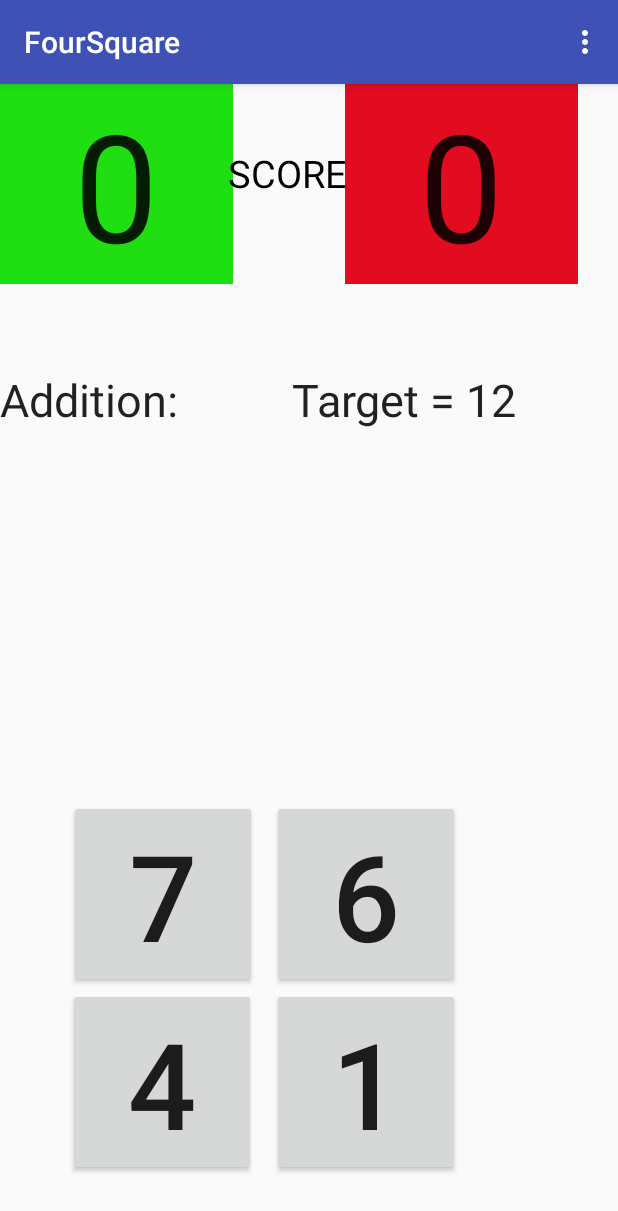
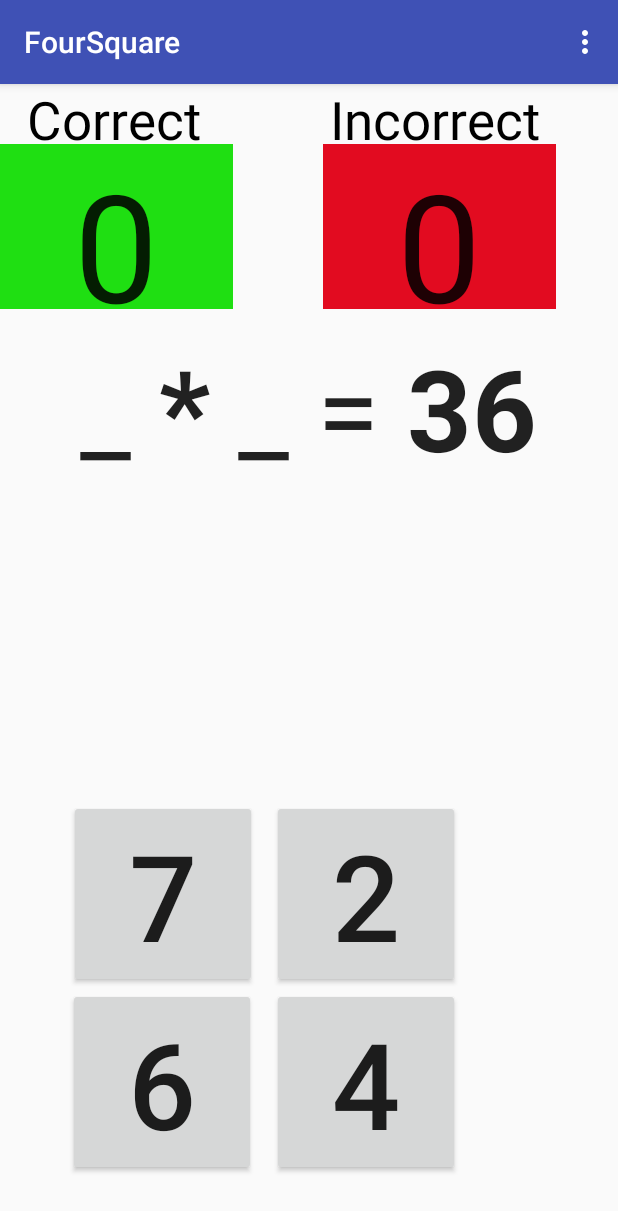
Before and after one commit to BrielleZhao6ct3x/SuryaManivannan, an Android app: the screen it shows after launch (MainActivity), in the options menu, after a tap on "Settings", on a phone screen of 412 x 824 dp. Shown: the top 1211 px of the screen. Run offline under Robolectric (Android 15) with nearby library versions, the phone set to English and light mode, and no system bars; libraries missing offline, so code that uses them is left out: com.google.android.gms; 1 statement that could not run was skipped.

Commit message:
Version One; Published on AppStore

```diff
--- a/app/build.gradle
+++ b/app/build.gradle
@@ -1,5 +1,5 @@
 apply plugin: 'com.android.application'
-
+apply plugin: 'com.google.gms.google-services'
 android {
     compileSdkVersion 23
     buildToolsVersion "23.0.2"
@@ -24,4 +24,7 @@ dependencies {
     testCompile 'junit:junit:4.12'
     compile 'com.android.support:appcompat-v7:23.1.1'
     compile 'com.android.support:design:23.1.1'
+    compile 'com.google.android.gms:play-services:8.3.0'
+    compile 'com.google.android.gms:play-services-analytics:8.3.0'
+
 }
--- a/app/src/main/AndroidManifest.xml
+++ b/app/src/main/AndroidManifest.xml
@@ -1,8 +1,14 @@
 <?xml version="1.0" encoding="utf-8"?>
 <manifest xmlns:android="http://schemas.android.com/apk/res/android"
     package="com.example.test.foursquare">
+    package="com.example.analytics">
+
+    <uses-permission android:name="android.permission.INTERNET"/>
+    <uses-permission android:name="android.permission.ACCESS_NETWORK_STATE"/>
+    <uses-permission android:name="android.permission.VIBRATE"/>
 
     <application
+        android:name=".AnalyticsApplication"
         android:allowBackup="true"
         android:icon="@mipmap/ic_launcher"
         android:label="@string/app_name"
--- /dev/null
+++ b/app/src/main/java/com/example/test/foursquare/AnalyticsApplication.java
@@ -0,0 +1,28 @@
+package com.example.test.foursquare;
+
+import android.app.Application;
+
+import com.google.android.gms.analytics.GoogleAnalytics;
+import com.google.android.gms.analytics.Tracker;
+
+/**
+ * This is a subclass of {@link Application} used to provide shared objects for this app, such as
+ * the {@link Tracker}.
+ */
+public class AnalyticsApplication extends Application {
+    private Tracker mTracker;
+
+    /**
+     * Gets the default {@link Tracker} for this {@link Application}.
+     *
+     * @return tracker
+     */
+    synchronized public Tracker getDefaultTracker() {
+        if (mTracker == null) {
+            GoogleAnalytics analytics = GoogleAnalytics.getInstance(this);
+            // To enable debug logging use: adb shell setprop log.tag.GAv4 DEBUG
+            mTracker = analytics.newTracker(R.xml.global_tracker);
+        }
+        return mTracker;
+    }
+}
--- a/app/src/main/java/com/example/test/foursquare/MainActivity.java
+++ b/app/src/main/java/com/example/test/foursquare/MainActivity.java
@@ -1,38 +1,49 @@
 package com.example.test.foursquare;
 
+import android.content.Context;
+import android.graphics.Color;
 import android.os.Bundle;
 import android.os.CountDownTimer;
+import android.os.Vibrator;
 import android.support.v7.app.AppCompatActivity;
 import android.support.v7.widget.Toolbar;
+import android.text.Html;
 import android.view.Menu;
 import android.view.MenuItem;
 import android.view.View;
 import android.widget.Button;
 import android.widget.TextView;
 
-import com.example.test.foursquare.R;
+import com.google.android.gms.analytics.HitBuilders;
+import com.google.android.gms.analytics.Tracker;
 
 import java.util.Random;
 
 public class MainActivity extends AppCompatActivity {
     private int[] numberStore = new int[4];
-    private String[] operations = {"Addition", "Subtraction", "Multiplication", "Division"};
+    private String[] operations = {"Add", "Subtract", "Multiply", "Divide"};
     private int target, amountPressed = 0, userChoice1, userChoice2, amountRight, amountWrong;
-    private String method, previousMethod = "";
+    private String method, localMethod="", previousMethod = "", slot1="_", slot2="_";
     private CountDownTimer timer;
+    private Tracker mTracker;
+    Vibrator v;
 
     @Override
     protected void onCreate(Bundle savedInstanceState) {
         super.onCreate(savedInstanceState);
 
         setContentView(R.layout.activity_main);
+        AnalyticsApplication application = (AnalyticsApplication) getApplication();
+        mTracker = application.getDefaultTracker();
+        v = (Vibrator) getSystemService(Context.VIBRATOR_SERVICE);
+
         Toolbar toolbar = (Toolbar) findViewById(R.id.toolbar);
         setSupportActionBar(toolbar);
 
         startLocal();
 
         //TIMER
-        timer = new CountDownTimer(4000, 1000) {
+        timer = new CountDownTimer(5000, 1000) {
 
             public void onTick(long millisUntilFinished) {
             }
@@ -49,20 +60,29 @@ public class MainActivity extends AppCompatActivity {
         Button num4 = (Button)findViewById(R.id.num4);
         final TextView right = (TextView)findViewById(R.id.right);
         final TextView wrong = (TextView)findViewById(R.id.wrong);
+
         num1.setOnClickListener(
                 new Button.OnClickListener() {
                     @Override
                     public void onClick(View v) {
+                        mTracker.send(new HitBuilders.EventBuilder()
+                                .setCategory("Action")
+                                .setAction("Share")
+                                .build());
                         if (amountPressed == 0) {
                             userChoice1 = numberStore[0];
                             amountPressed++;
+                            slot1 = numberStore[0]+"";
+                            operationTextSetter();
                         } else if (amountPressed == 1) {
                             userChoice2 = numberStore[0];
+                            slot2 = numberStore[0]+"";
+                            operationTextSetter();
+                            amountPressed = 0;
                             checker();
-                            amountPressed = 0;
                         }
-                        right.setText(""+amountRight);
-                        wrong.setText(""+amountWrong);
+                        right.setText("" + amountRight);
+                        wrong.setText("" + amountWrong);
                     }
                 }
         );
@@ -70,16 +90,24 @@ public class MainActivity extends AppCompatActivity {
                 new Button.OnClickListener() {
                     @Override
                     public void onClick(View v) {
+                        mTracker.send(new HitBuilders.EventBuilder()
+                                .setCategory("Action")
+                                .setAction("Share")
+                                .build());
                         if (amountPressed == 0) {
                             userChoice1 = numberStore[1];
                             amountPressed++;
+                            slot1 = numberStore[1]+"";
+                            operationTextSetter();
                         } else if (amountPressed == 1) {
                             userChoice2 = numberStore[1];
+                            slot2 = numberStore[1]+"";
+                            operationTextSetter();
+                            amountPressed = 0;
                             checker();
-                            amountPressed = 0;
                         }
-                        right.setText(""+amountRight);
-                        wrong.setText(""+amountWrong);
+                        right.setText("" + amountRight);
+                        wrong.setText("" + amountWrong);
                     }
                 }
         );
@@ -87,16 +115,24 @@ public class MainActivity extends AppCompatActivity {
                 new Button.OnClickListener() {
                     @Override
                     public void onClick(View v) {
+                        mTracker.send(new HitBuilders.EventBuilder()
+                                .setCategory("Action")
+                                .setAction("Share")
+                                .build());
                         if (amountPressed == 0) {
                             userChoice1 = numberStore[2];
                             amountPressed++;
+                            slot1 = numberStore[2]+"";
+                            operationTextSetter();
                         } else if (amountPressed == 1) {
                             userChoice2 = numberStore[2];
+                            slot2 = numberStore[2]+"";
+                            operationTextSetter();
+                            amountPressed = 0;
                             checker();
-                            amountPressed = 0;
                         }
-                        right.setText(""+amountRight);
-                        wrong.setText(""+amountWrong);
+                        right.setText("" + amountRight);
+                        wrong.setText("" + amountWrong);
                     }
                 }
         );
@@ -104,23 +140,35 @@ public class MainActivity extends AppCompatActivity {
                 new Button.OnClickListener() {
                     @Override
                     public void onClick(View v) {
+                        mTracker.send(new HitBuilders.EventBuilder()
+                                .setCategory("Action")
+                                .setAction("Share")
+                                .build());
                         boolean checkerResult = false;
                         if (amountPressed == 0) {
                             userChoice1 = numberStore[3];
                             amountPressed++;
+                            slot1 = numberStore[3]+"";
+                            operationTextSetter();
                         } else if (amountPressed == 1) {
                             userChoice2 = numberStore[3];
-                            checkerResult = checker();
+                            slot2 = numberStore[3]+"";
+                            operationTextSetter();
                             amountPressed = 0;
+                            checker();
                         }
-                        right.setText(""+amountRight);
-                        wrong.setText(""+amountWrong);
+                        right.setText("" + amountRight);
+                        wrong.setText("" + amountWrong);
                     }
                 }
         );
     }
 
     public void startLocal(){
+        slot1 = "_";
+        slot2 = "_";
+        localMethod="";
+        amountPressed = 0;
         changeButtonNumbers();
         TextView num1Text = (TextView)findViewById(R.id.num1);
         TextView num2Text = (TextView)findViewById(R.id.num2);
@@ -128,9 +176,9 @@ public class MainActivity extends AppCompatActivity {
         TextView num4Text = (TextView)findViewById(R.id.num4);
 
         num1Text.setText(""+numberStore[0]);
-        num2Text.setText(""+numberStore[1]);
-        num3Text.setText(""+numberStore[2]);
-        num4Text.setText(""+numberStore[3]);
+        num2Text.setText("" + numberStore[1]);
+        num3Text.setText("" + numberStore[2]);
+        num4Text.setText("" + numberStore[3]);
 
         setMethodAndTarget();
     }
@@ -145,52 +193,62 @@ public class MainActivity extends AppCompatActivity {
             }
         }
         previousMethod = method;
-        TextView operationText = (TextView)findViewById(R.id.operation);
-        operationText.setText(method + ":");
-
         int a = rand.nextInt(4);
         int b = rand.nextInt(4);
 
-        if (method.equals("Addition")) {
+        if (method.equals("Add")) {
             target = numberStore[a] + numberStore[b];
-        } else if (method.equals("Subtraction")){
+            localMethod = "+";
+        } else if (method.equals("Subtract")){
             target = Math.abs(numberStore[a] - numberStore[b]);
-        } else if (method.equals("Multiplication")) {
+            localMethod = "-";
+        } else if (method.equals("Multiply")) {
             target = numberStore[a] * numberStore[b];
-        } else if (method.equals("Division")) {
-            if (numberStore[a]!=0 || numberStore[b]!=0)
+            localMethod = "*";
+        } else if (method.equals("Divide")) {
+            if (numberStore[a]!=0 || numberStore[b]!=0) {
                 target = numberStore[a] / numberStore[b];
+                localMethod = "/";
+            }
             else {
                 target = numberStore[a] * numberStore[b];
-                operationText.setText("Multiplication");
+                method = "Multiply";
+                localMethod = "*";
             }
         }
-        TextView targetText = (TextView)findViewById(R.id.target);
-        targetText.setText("  Target = " + String.valueOf(target));
+        operationTextSetter();
     }
 
+    public void operationTextSetter(){
+        TextView operationText = (TextView)findViewById(R.id.operation);
+        operationText.setText(Html.fromHtml(slot1 + " <b>" + localMethod + "</b> " + slot2 + " = <b>" + target + "</b>"));
+    }
     public boolean checker(){
+        final TextView wrong = (TextView)findViewById(R.id.wrong);
         boolean whtReturn = true;
         int checker = 0;
-        if (method.equals("Addition")) {
+        if (method.equals("Add")) {
             checker = userChoice1 + userChoice2;
-        } else if (method.equals("Subtraction")){
+        } else if (method.equals("Subtract")){
             checker = Math.abs(userChoice1 - userChoice2);
-        } else if (method.equals("Multiplication")) {
+        } else if (method.equals("Multiply")) {
             checker = userChoice1 * userChoice2;
-        } else if (method.equals("Division")) {
+        } else if (method.equals("Divide")) {
             checker = userChoice1/userChoice2;
         }
 
         if (checker == target) {
-            System.out.println(true);
             amountRight++;
             startLocal();
             timer.start();
         } else {
-            System.out.println(false);
+            v.vibrate(300);
+            wrong.setTextColor(Color.WHITE);
             amountWrong++;
             amountPressed=0;
+            slot1 = "_";
+            slot2 = "_";
+            operationTextSetter();
             whtReturn = false;
         }
         return whtReturn;
@@ -231,7 +289,6 @@ public class MainActivity extends AppCompatActivity {
         if (id == R.id.action_settings) {
             return true;
         }
-
         return super.onOptionsItemSelected(item);
     }
 }
--- a/app/src/main/res/layout/content_main.xml
+++ b/app/src/main/res/layout/content_main.xml
@@ -48,16 +48,16 @@
         android:layout_alignStart="@+id/textView" />
 
     <TextView
-        android:layout_width="230dp"
+        android:layout_width="wrap_content"
         android:layout_height="wrap_content"
         android:textAppearance="?android:attr/textAppearanceLarge"
+        android:layout_centerHorizontal="true"
         android:text="Operation"
-        android:textSize="30dp"
+        android:textSize="75dp"
         android:textAlignment="textStart"
         android:layout_marginLeft="0dp"
-        android:id="@+id/operation"
-        android:layout_alignTop="@+id/target"
-        android:layout_alignParentStart="true" />
+        android:layout_marginTop="165dp"
+        android:id="@+id/operation" />
 
     <TextView
         android:layout_width="wrap_content"
@@ -65,16 +65,16 @@
         android:textAppearance="?android:attr/textAppearanceLarge"
         android:textSize="30dp"
         android:layout_marginTop="190dp"
-        android:layout_marginLeft="180dp"
-        android:text="Target Value"
+        android:layout_marginLeft="380dp"
         android:id="@+id/target" />
     <TextView
         android:layout_width="155dp"
-        android:layout_height="wrap_content"
+        android:layout_height="110dp"
         android:textAppearance="?android:attr/textAppearanceLarge"
         android:id="@+id/right"
         android:background="#1fdf12"
         android:layout_marginLeft="0dp"
+        android:layout_marginTop="40dp"
         android:text="0"
         android:textSize="100dp"
         android:textAlignment="center"
@@ -82,14 +82,15 @@
 
     <TextView
         android:layout_width="155dp"
-        android:layout_height="wrap_content"
+        android:layout_height="110dp"
         android:textAppearance="?android:attr/textAppearanceLarge"
         android:id="@+id/wrong"
         android:textAlignment="center"
         android:background="#e20b20"
         android:text="0"
         android:textSize="100dp"
-        android:layout_marginLeft="230dp"
+        android:layout_marginLeft="215dp"
+        android:layout_marginTop="40dp"
         android:layout_alignParentTop="true"/>
 
     <TextView
@@ -105,16 +106,26 @@
     <TextView
         android:layout_width="wrap_content"
         android:layout_height="wrap_content"
-        android:text="SCORE"
+        android:textAppearance="?android:attr/textAppearanceLarge"
+        android:text="Correct"
+        android:textSize="35dp"
         android:id="@+id/textView2"
+        android:layout_marginTop="0dp"
         android:layout_alignParentTop="true"
-        android:layout_marginLeft="101dp"
-        android:layout_marginTop="42dp"
-        android:minHeight="100dp"
-        android:minWidth="180dp"
-        android:textSize="25dp"
-        android:textAlignment="center"
-        android:nestedScrollingEnabled="false"
+        android:layout_marginStart="18dp"
         android:textColor="#000000" />
 
+    <TextView
+        android:layout_width="wrap_content"
+        android:layout_height="wrap_content"
+        android:textAppearance="?android:attr/textAppearanceLarge"
+        android:text="Incorrect"
+        android:textSize="35dp"
+        android:layout_marginTop="0dp"
+        android:id="@+id/textView3"
+        android:layout_alignParentTop="true"
+        android:layout_marginStart="220dp"
+        android:textColor="#000000" />
+
+
 </RelativeLayout>
--- a/build.gradle
+++ b/build.gradle
@@ -6,7 +6,7 @@ buildscript {
     }
     dependencies {
         classpath 'com.android.tools.build:gradle:1.5.0'
-
+        classpath 'com.google.gms:google-services:2.0.0-alpha6'
         // NOTE: Do not place your application dependencies here; they belong
         // in the individual module build.gradle files
     }
```
Also changed, not shown: gradle/wrapper/gradle-wrapper.properties.
